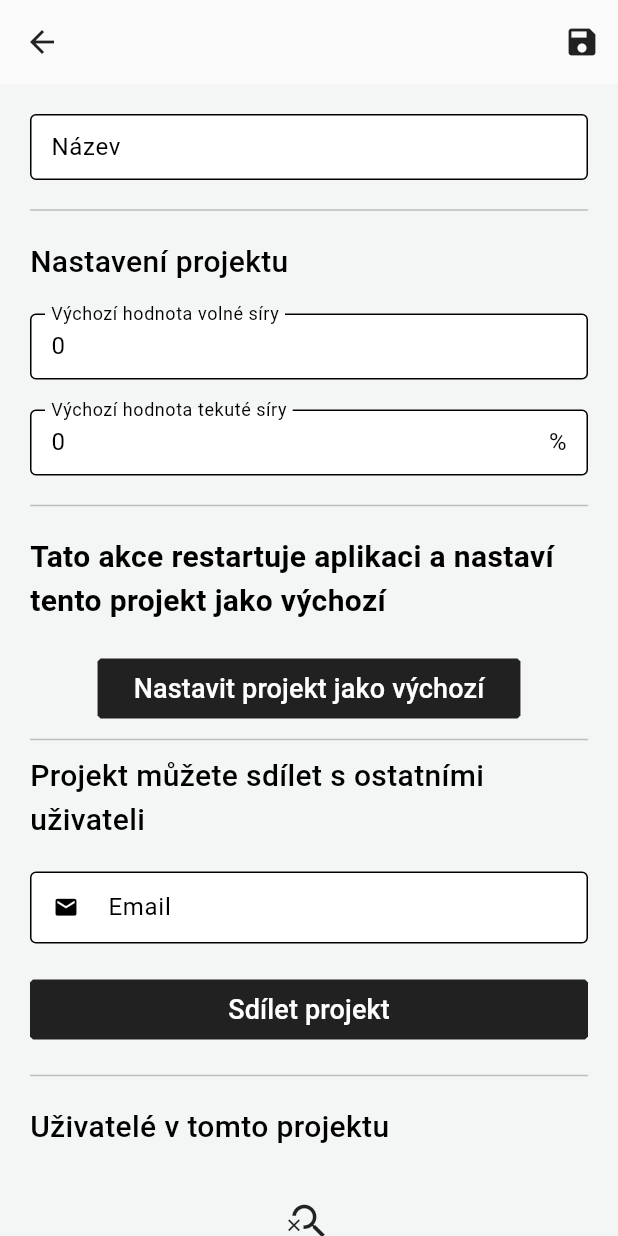
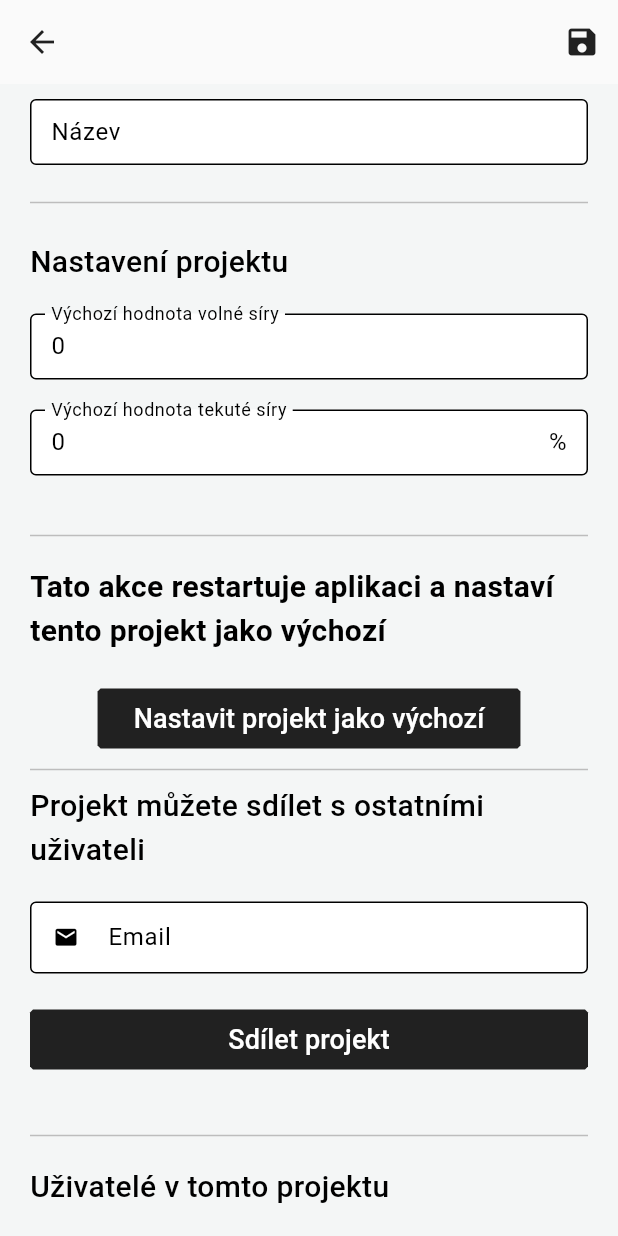
Before and after one commit to Fejkii/kevin, a Flutter app: the ProjectDetailPage screen opened directly with empty values, on a phone screen of 412 x 824 dp. Run offline on Flutter 3.47's test engine with Material 3 defaults, Android fonts, the phone set to English and light mode, and no system bars; our stand-ins replace cloud_firestore, connectivity_plus, dropdown_search, equatable, firebase_auth, firebase_core and 7 more; accounts and stored records are empty; generated files the repository leaves out were written again; network calls fail.

Commit message:
Add AppForm widget

```diff
--- a/lib/modules/project/view/project_detail_page.dart
+++ b/lib/modules/project/view/project_detail_page.dart
@@ -7,6 +7,7 @@
 import 'package:kevin/services/app_functions.dart';
 import 'package:kevin/services/app_preferences.dart';
 import 'package:kevin/services/dependency_injection.dart';
+import 'package:kevin/ui/widgets/app_form.dart';
 import 'package:kevin/ui/widgets/app_loading_indicator.dart';
 import 'package:kevin/ui/widgets/app_scaffold.dart';
 import 'package:kevin/ui/widgets/app_toast_messages.dart';
@@ -14,7 +15,7 @@
 import 'package:kevin/ui/widgets/texts/app_subtitle_text.dart';
 import 'package:kevin/ui/widgets/texts/app_title_text.dart';
 
-import '../../../const/app_values.dart';
+import '../../../const/app_constant.dart';
 import '../../../ui/widgets/app_list_view.dart';
 import '../../../ui/widgets/app_modal_dialog.dart';
 import '../../../ui/widgets/buttons/app_icon_button.dart';
@@ -158,29 +159,22 @@
   }
 
   Widget _titleForm(BuildContext context) {
-    return Form(
-      key: _titleFormKey,
-      child: Column(
-        mainAxisSize: MainAxisSize.max,
-        crossAxisAlignment: CrossAxisAlignment.stretch,
-        mainAxisAlignment: MainAxisAlignment.center,
-        children: <Widget>[
-          const SizedBox(height: 10),
+    return AppForm(
+      formKey: _titleFormKey,
+      content: <Widget>[
         AppTextField(
           controller: _titleController,
           isRequired: true,
           label: AppLocalizations.of(context)!.title,
         ),
-          const Divider(height: 40),
+        const Divider(height: 10),
         AppSubTitleText(text: AppLocalizations.of(context)!.projectSettings),
-          const SizedBox(height: 20),
         AppTextField(
           controller: _defaultFreeSulfurController,
           label: AppLocalizations.of(context)!.defaultFreeSulfur,
           keyboardType: TextInputType.number,
           isRequired: true,
         ),
-          const SizedBox(height: 20),
         AppTextField(
           controller: _defaultLiquidSulfurController,
           label: AppLocalizations.of(context)!.defaultLiquidSulfur,
@@ -189,27 +183,20 @@
           unit: AppUnits.percent,
         ),
       ],
-      ),
     );
   }
 
   Widget _addUserToProject(BuildContext context) {
-    return Form(
-      key: _emailFormKey,
-      child: Column(
-        mainAxisSize: MainAxisSize.max,
-        crossAxisAlignment: CrossAxisAlignment.stretch,
-        mainAxisAlignment: MainAxisAlignment.center,
-        children: <Widget>[
+    return AppForm(
+      formKey: _emailFormKey,
+      content: <Widget>[
         AppSubTitleText(text: AppLocalizations.of(context)!.shareProject),
-          const SizedBox(height: 20),
         AppTextField(
           controller: _emailController,
           label: AppLocalizations.of(context)!.email,
           keyboardType: TextInputType.emailAddress,
           inputType: InputType.email,
         ),
-          const SizedBox(height: 20),
         BlocConsumer<UserProjectBloc, UserProjectState>(
           listener: (context, state) {
             if (state is ShareProjectSuccessState) {
@@ -246,7 +233,6 @@
           },
         ),
       ],
-      ),
     );
   }
 
--- a/lib/modules/wine/view/wine_page.dart
+++ b/lib/modules/wine/view/wine_page.dart
@@ -11,7 +11,7 @@
 import 'package:kevin/ui/widgets/app_scaffold.dart';
 import 'package:flutter_gen/gen_l10n/app_localizations.dart';
 
-import '../../../const/app_values.dart';
+import '../../../const/app_constant.dart';
 import '../../../services/app_functions.dart';
 import '../../../ui/theme/app_colors.dart';
 import '../../../ui/widgets/app_list_view.dart';
--- /dev/null
+++ b/lib/ui/widgets/app_form.dart
@@ -0,0 +1,52 @@
+import 'package:flutter/material.dart';
+
+class AppForm extends StatefulWidget {
+  final GlobalKey<FormState> formKey;
+  final List<Widget> content;
+
+  const AppForm({
+    Key? key,
+    required this.formKey,
+    required this.content,
+  }) : super(key: key);
+
+  @override
+  State<AppForm> createState() => _AppFormState();
+}
+
+class _AppFormState extends State<AppForm> {
+  late List<Widget> newContent = [];
+
+  @override
+  void initState() {
+    _parseContent();
+    super.initState();
+  }
+
+  void _parseContent() {
+    for (var element in widget.content) {
+      newContent.add(element);
+      newContent.add(const SizedBox(height: 20));
+    }
+  }
+
+  @override
+  Widget build(BuildContext context) {
+    return Form(
+      key: widget.formKey,
+      child: Column(
+        mainAxisSize: MainAxisSize.max,
+        crossAxisAlignment: CrossAxisAlignment.stretch,
+        mainAxisAlignment: MainAxisAlignment.center,
+        children: newContent,
+      ),
+    );
+  }
+
+  bool validate() {
+    //Validate Form Fields
+    bool validate = widget.formKey.currentState!.validate();
+    if (validate) widget.formKey.currentState!.save();
+    return validate;
+  }
+}
```
Also changed, not shown: lib/modules/auth/view/forgot_password_page.dart (+5 -9 lines), lib/modules/auth/view/login_page.dart (+4 -11 lines), lib/modules/auth/view/register_page.dart (+4 -12 lines), lib/modules/auth/view/user_name_page.dart (deleted, +0 -98 lines), lib/modules/auth/view/user_profile_page.dart (+4 -9 lines), lib/modules/project/view/create_project_page.dart (+5 -15 lines), lib/modules/settings/view/settings_page.dart (+20 -2 lines), lib/modules/trade/view/trade_detail_page.dart (+4 -11 lines), lib/modules/vineyard/view/vineyard_detail_page.dart (+6 -22 lines), lib/modules/vineyard/view/vineyard_record_detail_page.dart (+6 -15 lines), lib/modules/vineyard/view/vineyard_wine_detail_page.dart (+4 -12 lines), lib/modules/wine/view/wine_detail_page.dart (+5 -17 lines), lib/modules/wine/view/wine_record_detail_page.dart (+7 -20 lines), lib/modules/wine/view/wine_variety_defail_page.dart (+4 -11 lines). Lines whose indentation alone changed are shown as unchanged.
